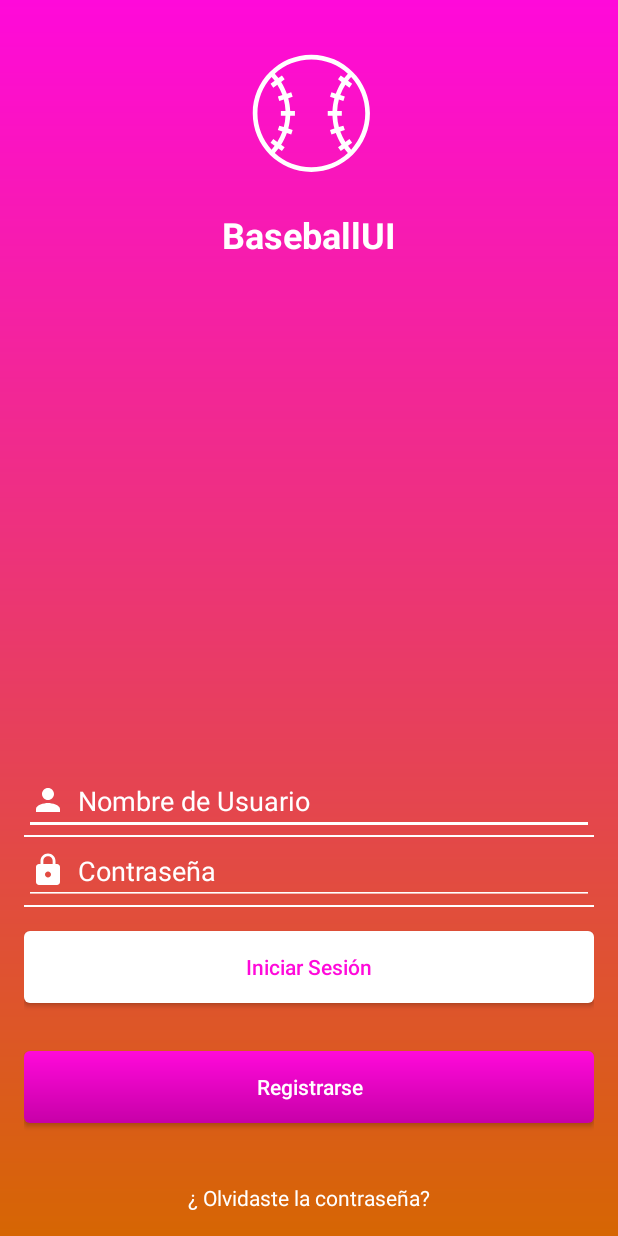
After one commit to ssaczkowski/baseballUI, an Android app: the LoginActivity screen opened directly, with no data from a screen before it, on a phone screen of 412 x 824 dp. The commit adds this screen. Run offline under Robolectric (Android 15) with nearby library versions, the phone set to English and light mode, and no system bars.

Commit message:
Add Login and Profile

```diff
--- a/app/src/main/AndroidManifest.xml
+++ b/app/src/main/AndroidManifest.xml
@@ -20,7 +20,11 @@
             </intent-filter>
         </activity>
         <activity android:name=".IntroActivity" />
-        <activity android:name=".StartActivity"></activity>
+        <activity
+            android:name=".StartActivity"
+            android:hardwareAccelerated="true"
+            android:theme="@style/AppInicioTheme" />
+        <activity android:name=".LoginActivity"></activity>
     </application>
 
 </manifest>
--- a/app/src/main/java/com/ssaczkowski/baseballui/IntroActivity.kt
+++ b/app/src/main/java/com/ssaczkowski/baseballui/IntroActivity.kt
@@ -18,7 +18,7 @@ class IntroActivity : AppCompatActivity() {
         intro_activity_viewPager.adapter = slideAdapter
 
         intro_activity_btn_jump.setOnClickListener {
-            startActivity(Intent(this@IntroActivity,SplashActivity::class.java))
+            startActivity(Intent(this@IntroActivity,StartActivity::class.java))
         }
 
     }
--- /dev/null
+++ b/app/src/main/java/com/ssaczkowski/baseballui/LoginActivity.kt
@@ -0,0 +1,12 @@
+package com.ssaczkowski.baseballui
+
+import android.support.v7.app.AppCompatActivity
+import android.os.Bundle
+
+class LoginActivity : AppCompatActivity() {
+
+    override fun onCreate(savedInstanceState: Bundle?) {
+        super.onCreate(savedInstanceState)
+        setContentView(R.layout.activity_login)
+    }
+}
--- /dev/null
+++ b/app/src/main/res/drawable/gradient_button_ligth.xml
@@ -0,0 +1,13 @@
+<?xml version="1.0" encoding="utf-8"?>
+<shape xmlns:android="http://schemas.android.com/apk/res/android">
+
+
+    <gradient android:angle="90"
+        android:startColor="@color/textColorLight"
+        android:endColor="@color/textColorLight"></gradient>
+    <corners android:radius="4dp"></corners>
+
+    <padding android:top="4dp" android:bottom="4dp" android:left="24dp"
+        android:right="24dp"></padding>
+
+</shape>
--- /dev/null
+++ b/app/src/main/res/drawable/gradient_button_primary.xml
@@ -0,0 +1,13 @@
+<?xml version="1.0" encoding="utf-8"?>
+<shape xmlns:android="http://schemas.android.com/apk/res/android">
+
+
+    <gradient android:angle="90"
+        android:startColor="@color/colorPrimaryDark"
+        android:endColor="@color/colorPrimary"></gradient>
+    <corners android:radius="4dp"></corners>
+
+    <padding android:top="4dp" android:bottom="4dp" android:left="24dp"
+        android:right="24dp"></padding>
+
+</shape>
--- /dev/null
+++ b/app/src/main/res/drawable/ic_lock_login.xml
@@ -0,0 +1,9 @@
+<vector xmlns:android="http://schemas.android.com/apk/res/android"
+        android:width="24dp"
+        android:height="24dp"
+        android:viewportWidth="24.0"
+        android:viewportHeight="24.0">
+    <path
+        android:fillColor="#FF000000"
+        android:pathData="M18,8h-1L17,6c0,-2.76 -2.24,-5 -5,-5S7,3.24 7,6v2L6,8c-1.1,0 -2,0.9 -2,2v10c0,1.1 0.9,2 2,2h12c1.1,0 2,-0.9 2,-2L20,10c0,-1.1 -0.9,-2 -2,-2zM12,17c-1.1,0 -2,-0.9 -2,-2s0.9,-2 2,-2 2,0.9 2,2 -0.9,2 -2,2zM15.1,8L8.9,8L8.9,6c0,-1.71 1.39,-3.1 3.1,-3.1 1.71,0 3.1,1.39 3.1,3.1v2z"/>
+</vector>
--- /dev/null
+++ b/app/src/main/res/drawable/ic_person_login.xml
@@ -0,0 +1,9 @@
+<vector xmlns:android="http://schemas.android.com/apk/res/android"
+        android:width="24dp"
+        android:height="24dp"
+        android:viewportWidth="24.0"
+        android:viewportHeight="24.0">
+    <path
+        android:fillColor="#FF000000"
+        android:pathData="M12,12c2.21,0 4,-1.79 4,-4s-1.79,-4 -4,-4 -4,1.79 -4,4 1.79,4 4,4zM12,14c-2.67,0 -8,1.34 -8,4v2h16v-2c0,-2.66 -5.33,-4 -8,-4z"/>
+</vector>
--- /dev/null
+++ b/app/src/main/res/layout/activity_login.xml
@@ -0,0 +1,104 @@
+<?xml version="1.0" encoding="utf-8"?>
+<RelativeLayout
+    xmlns:android="http://schemas.android.com/apk/res/android"
+    xmlns:app="http://schemas.android.com/apk/res-auto"
+    xmlns:tools="http://schemas.android.com/tools"
+    android:layout_width="match_parent"
+    android:layout_height="match_parent"
+    android:background="@drawable/gradient"
+    tools:context=".LoginActivity">
+
+    <ImageView
+        android:id="@+id/login_activity_image_view"
+        android:layout_width="100dp"
+        android:src="@drawable/ic_baseball_intro2"
+        android:tint="@color/colorWhite"
+        android:layout_marginTop="24dp"
+        android:layout_centerHorizontal="true"
+        android:layout_height="100dp" />
+    <TextView
+        android:layout_width="wrap_content"
+        android:layout_height="wrap_content"
+        android:layout_marginTop="16dp"
+        android:textSize="24dp"
+        android:textColor="@color/textColorLight"
+        android:id="@+id/login_activity_text_view"
+        android:layout_centerHorizontal="true"
+        android:text="BaseballUI"
+        android:textStyle="bold"
+        android:layout_below="@id/login_activity_image_view"/>
+
+    <LinearLayout
+        android:layout_width="match_parent"
+        android:layout_height="wrap_content"
+        android:layout_marginLeft="16dp"
+        android:layout_marginTop="8dp"
+        android:layout_marginRight="16dp"
+        android:layout_marginBottom="8dp"
+        android:orientation="vertical"
+        android:layout_above="@id/login_activity_text_view_forgot">
+
+        <EditText
+            android:hint="@string/user_name"
+            android:layout_width="match_parent"
+            android:layout_height="wrap_content"
+            android:drawableLeft="@drawable/ic_person_login"
+            android:drawableTint="@color/colorWhite"
+            android:textColorHint="@color/colorWhite"
+            android:backgroundTint="@color/colorWhite"
+            android:inputType="textEmailAddress"
+            android:drawablePadding="8dp"/>
+        <View
+            android:layout_width="match_parent"
+            android:layout_height="1dp"
+            android:background="@color/colorWhite"></View>
+        <EditText
+            android:hint="@string/password"
+            android:layout_width="match_parent"
+            android:layout_height="wrap_content"
+            android:drawableLeft="@drawable/ic_lock_login"
+            android:drawableTint="@color/colorWhite"
+            android:textColorHint="@color/colorWhite"
+            android:backgroundTint="@color/colorWhite"
+            android:inputType="textPassword"
+            android:drawablePadding="8dp"/>
+        <View
+            android:layout_width="match_parent"
+            android:layout_height="1dp"
+            android:background="@color/colorWhite"></View>
+
+        <Button
+            android:layout_width="match_parent"
+            android:layout_height="wrap_content"
+            android:id="@+id/login_activity_button_login"
+            android:text="@string/login_in"
+            android:textColor="@color/colorPrimary"
+            android:background="@drawable/gradient_button_ligth"
+            android:layout_marginBottom="16dp"
+            android:layout_marginTop="16dp"
+            android:textAllCaps="false"/>
+
+        <Button
+            android:layout_width="match_parent"
+            android:layout_height="wrap_content"
+            android:id="@+id/login_activity_button_signin"
+            android:text="@string/sign_in"
+            android:textColor="@color/textColorLight"
+            android:background="@drawable/gradient_button_primary"
+            android:layout_marginBottom="16dp"
+            android:layout_marginTop="16dp"
+            android:textAllCaps="false"/>
+
+    </LinearLayout>
+    <TextView
+        android:layout_width="wrap_content"
+        android:layout_height="wrap_content"
+        android:layout_alignParentBottom="true"
+        android:layout_centerHorizontal="true"
+        android:text="@string/forgot_password"
+        android:textColor="@color/textColorLight"
+        android:layout_marginBottom="16dp"
+        android:layout_marginTop="16dp"
+        android:id="@+id/login_activity_text_view_forgot"/>
+
+</RelativeLayout>
--- a/app/src/main/res/layout/header_navigation.xml
+++ b/app/src/main/res/layout/header_navigation.xml
@@ -1,7 +1,7 @@
 <?xml version="1.0" encoding="utf-8"?>
 <LinearLayout xmlns:android="http://schemas.android.com/apk/res/android"
     android:layout_width="match_parent"
-    android:layout_height="160dp"
+    android:layout_height="170dp"
     android:background="@drawable/baseball_stadium"
     android:orientation="vertical"
     android:padding="24dp">
--- a/app/src/main/res/values/strings.xml
+++ b/app/src/main/res/values/strings.xml
@@ -10,4 +10,11 @@
     <string name="slide_intro_btn_jump">Saltar</string>
     <string name="open">Abrir</string>
     <string name="close">Cerrar</string>
+    <string name="no_internet">No hay Conexión</string>
+    <string name="no_data">¡ Crea tu primer Post!</string>
+    <string name="user_name">Nombre de Usuario</string>
+    <string name="forgot_password">¿ Olvidaste la contraseña?</string>
+    <string name="password">Contraseña</string>
+    <string name="login_in">Iniciar Sesión</string>
+    <string name="sign_in">Registrarse</string>
 </resources>
```
Also changed, not shown: app/src/main/java/com/ssaczkowski/baseballui/StartActivity.kt (+32 -2 lines), app/src/main/res/drawable/ic_baseball_no_data.xml (added, +4 -0 lines), app/src/main/res/drawable/ic_no_internet.xml (added, +48 -0 lines), app/src/main/res/layout/activity_start.xml (+41 -0 lines), app/src/main/res/drawable-v24/baseball_stadium.jpg, app/src/main/res/drawable-v24/man_profile.jpeg, 1 other file.
